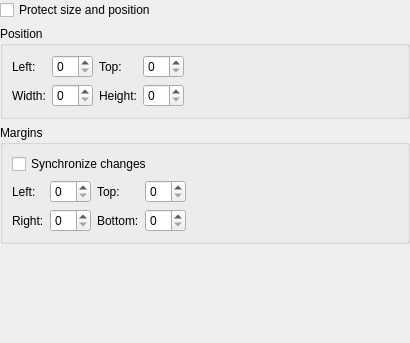
This is kword/part/dialog/KWFrameGeometry.ui in KDE/calligra as Qt 5 draws it before an edit. The edited form follows.
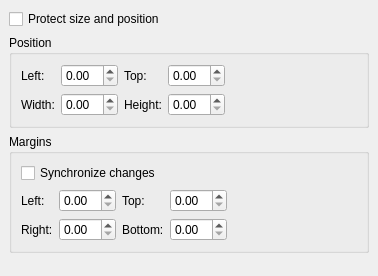
This is the edited form. Custom widgets are drawn as their Qt base class.

Commit message: Cleanup the new API for showing config panels during shape-creation. * Add Geometry dialog * Add runaround dialog * Sort the panels to show the best one first (app specified) * Allow better repainting of textshapes

```diff
--- a/kword/part/dialog/KWFrameGeometry.ui
+++ b/kword/part/dialog/KWFrameGeometry.ui
@@ -8,34 +8,108 @@
    <rect>
     <x>0</x>
     <y>0</y>
-    <width>410</width>
-    <height>343</height>
+    <width>378</width>
+    <height>276</height>
    </rect>
   </property>
   <property name="windowTitle" >
    <string/>
   </property>
-  <layout class="QGridLayout" >
+  <layout class="QVBoxLayout" >
    <property name="margin" >
-    <number>0</number>
+    <number>9</number>
    </property>
    <property name="spacing" >
     <number>6</number>
    </property>
-   <item row="3" column="0" >
-    <spacer>
-     <property name="orientation" >
-      <enum>Qt::Vertical</enum>
+   <item>
+    <widget class="QCheckBox" name="protectSize" >
+     <property name="text" >
+      <string>Protect size and position</string>
      </property>
-     <property name="sizeHint" >
-      <size>
-       <width>20</width>
-       <height>40</height>
-      </size>
+    </widget>
+   </item>
+   <item>
+    <widget class="QGroupBox" name="positionGB" >
+     <property name="title" >
+      <string>Position</string>
      </property>
-    </spacer>
+     <layout class="QGridLayout" >
+      <property name="margin" >
+       <number>9</number>
+      </property>
+      <property name="spacing" >
+       <number>6</number>
+      </property>
+      <item rowspan="2" row="0" column="4" >
+       <spacer>
+        <property name="orientation" >
+         <enum>Qt::Horizontal</enum>
+        </property>
+        <property name="sizeHint" >
+         <size>
+          <width>40</width>
+          <height>20</height>
+         </size>
+        </property>
+       </spacer>
+      </item>
+      <item row="0" column="0" >
+       <widget class="QLabel" name="label" >
+        <property name="text" >
+         <string>Left:</string>
+        </property>
+        <property name="buddy" >
+         <cstring>m_frameLeft</cstring>
+        </property>
+       </widget>
+      </item>
+      <item row="1" column="0" >
+       <widget class="QLabel" name="label_3" >
+        <property name="text" >
+         <string>Width:</string>
+        </property>
+        <property name="buddy" >
+         <cstring>m_frameWidth</cstring>
+        </property>
+       </widget>
+      </item>
+      <item row="0" column="2" >
+       <widget class="QLabel" name="label_4" >
+        <property name="text" >
+         <string>Top:</string>
+        </property>
+        <property name="buddy" >
+         <cstring>m_frameTop</cstring>
+        </property>
+       </widget>
+      </item>
+      <item row="1" column="2" >
+       <widget class="QLabel" name="label_5" >
+        <property name="text" >
+         <string>Height:</string>
+        </property>
+        <property name="buddy" >
+         <cstring>m_frameHeight</cstring>
+        </property>
+       </widget>
+      </item>
+      <item row="0" column="1" >
+       <widget class="KoUnitDoubleSpinBox" name="left" />
+      </item>
+      <item row="0" column="3" >
+       <widget class="KoUnitDoubleSpinBox" name="top" />
+      </item>
+      <item row="1" column="1" >
+       <widget class="KoUnitDoubleSpinBox" name="width" />
+      </item>
+      <item row="1" column="3" >
+       <widget class="KoUnitDoubleSpinBox" name="height" />
+      </item>
+     </layout>
+    </widget>
    </item>
-   <item row="2" column="0" >
+   <item>
     <widget class="QGroupBox" name="marginsGB" >
      <property name="title" >
       <string>Margins</string>
@@ -61,18 +135,12 @@
        </spacer>
       </item>
       <item row="0" column="0" colspan="4" >
-       <widget class="QCheckBox" name="m_synchronize" >
+       <widget class="QCheckBox" name="synchronize" >
         <property name="text" >
          <string>Synchronize changes</string>
         </property>
        </widget>
       </item>
-      <item row="1" column="3" >
-       <widget class="QSpinBox" name="m_topMargin" />
-      </item>
-      <item row="2" column="3" >
-       <widget class="QSpinBox" name="m_bottomMargin" />
-      </item>
       <item row="2" column="2" >
        <widget class="QLabel" name="label_9" >
         <property name="text" >
@@ -103,12 +171,6 @@
         </property>
        </widget>
       </item>
-      <item row="2" column="1" >
-       <widget class="QSpinBox" name="m_rightMargin" />
-      </item>
-      <item row="1" column="1" >
-       <widget class="QSpinBox" name="m_leftMargin" />
-      </item>
       <item row="1" column="0" >
        <widget class="QLabel" name="label_6" >
         <property name="text" >
@@ -119,99 +181,47 @@
         </property>
        </widget>
       </item>
-     </layout>
-    </widget>
-   </item>
-   <item row="1" column="0" >
-    <widget class="QGroupBox" name="positionGB" >
-     <property name="title" >
-      <string>Position</string>
-     </property>
-     <layout class="QGridLayout" >
-      <property name="margin" >
-       <number>9</number>
-      </property>
-      <property name="spacing" >
-       <number>6</number>
-      </property>
-      <item rowspan="2" row="0" column="4" >
-       <spacer>
-        <property name="orientation" >
-         <enum>Qt::Horizontal</enum>
-        </property>
-        <property name="sizeHint" >
-         <size>
-          <width>40</width>
-          <height>20</height>
-         </size>
-        </property>
-       </spacer>
-      </item>
-      <item row="0" column="1" >
-       <widget class="QSpinBox" name="m_frameLeft" />
-      </item>
-      <item row="0" column="0" >
-       <widget class="QLabel" name="label" >
-        <property name="text" >
-         <string>Left:</string>
-        </property>
-        <property name="buddy" >
-         <cstring>m_frameLeft</cstring>
-        </property>
-       </widget>
-      </item>
-      <item row="1" column="0" >
-       <widget class="QLabel" name="label_3" >
-        <property name="text" >
-         <string>Width:</string>
-        </property>
-        <property name="buddy" >
-         <cstring>m_frameWidth</cstring>
-        </property>
-       </widget>
-      </item>
       <item row="1" column="1" >
-       <widget class="QSpinBox" name="m_frameWidth" />
+       <widget class="KoUnitDoubleSpinBox" name="leftMargin" />
       </item>
-      <item row="0" column="3" >
-       <widget class="QSpinBox" name="m_frameTop" />
-      </item>
-      <item row="0" column="2" >
-       <widget class="QLabel" name="label_4" >
-        <property name="text" >
-         <string>Top:</string>
-        </property>
-        <property name="buddy" >
-         <cstring>m_frameTop</cstring>
-        </property>
-       </widget>
-      </item>
-      <item row="1" column="2" >
-       <widget class="QLabel" name="label_5" >
-        <property name="text" >
-         <string>Height:</string>
-        </property>
-        <property name="buddy" >
-         <cstring>m_frameHeight</cstring>
-        </property>
-       </widget>
+      <item row="2" column="1" >
+       <widget class="KoUnitDoubleSpinBox" name="rightMargin" />
       </item>
       <item row="1" column="3" >
-       <widget class="QSpinBox" name="m_frameHeight" />
+       <widget class="KoUnitDoubleSpinBox" name="topMargin" />
+      </item>
+      <item row="2" column="3" >
+       <widget class="KoUnitDoubleSpinBox" name="bottomMargin" />
       </item>
      </layout>
     </widget>
    </item>
-   <item row="0" column="0" >
-    <widget class="QCheckBox" name="m_protectSize" >
-     <property name="text" >
-      <string>Protect size and position</string>
+   <item>
+    <spacer>
+     <property name="orientation" >
+      <enum>Qt::Vertical</enum>
      </property>
-    </widget>
+     <property name="sizeHint" >
+      <size>
+       <width>360</width>
+       <height>21</height>
+      </size>
+     </property>
+    </spacer>
    </item>
   </layout>
  </widget>
  <pixmapfunction></pixmapfunction>
+ <customwidgets>
+  <customwidget>
+   <class>KoUnitDoubleSpinBox</class>
+   <extends>QDoubleSpinBox</extends>
+   <header>KoUnitWidgets.h</header>
+   <container>0</container>
+   <pixmap></pixmap>
+  </customwidget>
+ </customwidgets>
+ <includes/>
  <resources/>
  <connections/>
 </ui>
```
Left out of the diff: 1 changed line with no effect on the pictures. The commit also changes 28 other files.
